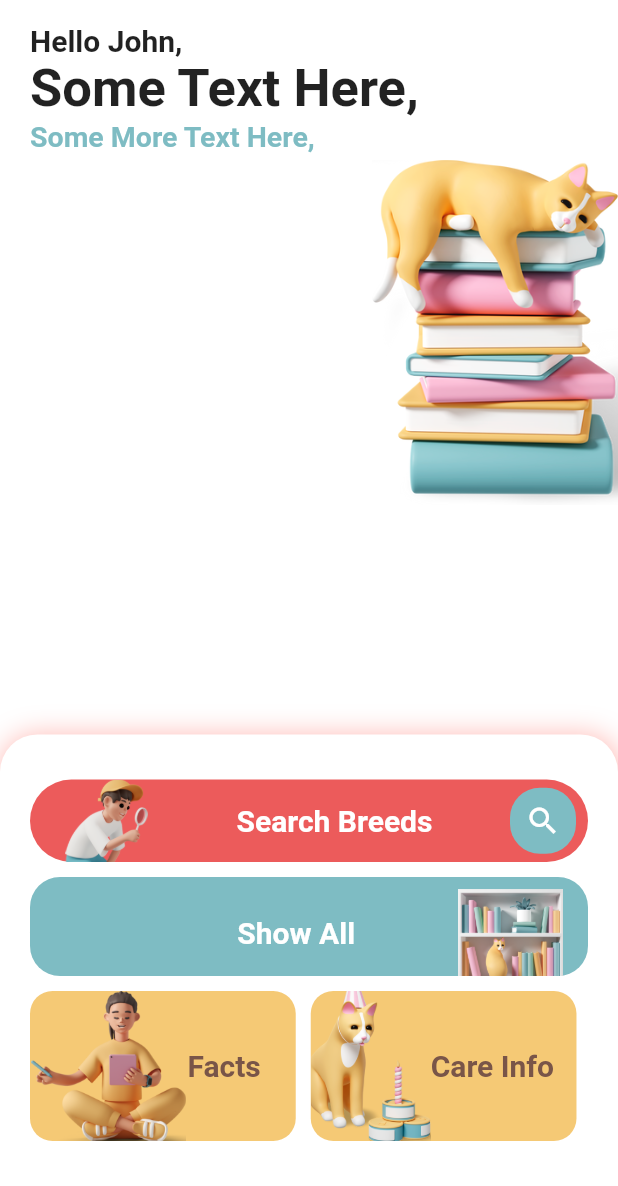
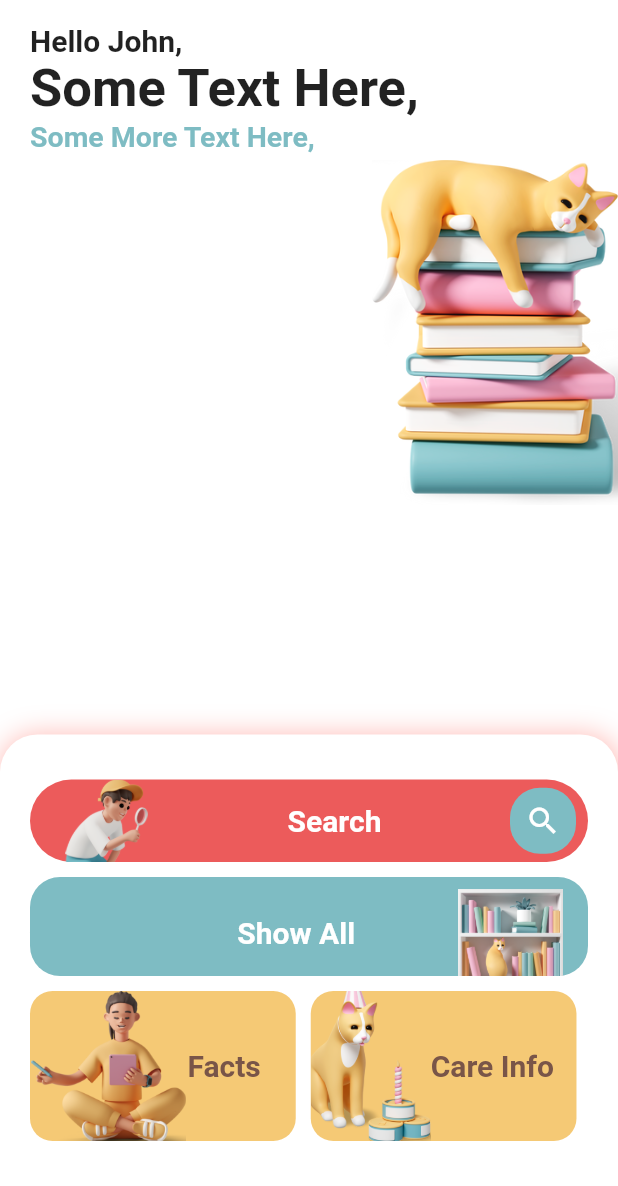
Before and after one commit to arygbm/catpedia_, a Flutter app: the screen it shows after launch, on a phone screen of 412 x 824 dp, the part 50-1236 px from its top. Run offline on Flutter 3.47's test engine with Material 2 defaults, Android fonts, the phone set to English and light mode, and no system bars; missing offline and left inert: dart:ffi.

Commit message:
changed something

```diff
--- a/lib/screens/home.dart
+++ b/lib/screens/home.dart
@@ -112,7 +112,7 @@ class Home extends StatelessWidget {
                           ),
                           Container(
                               child: Text(
-                            'Search Breeds',
+                            'Search',
                             style: TextStyle(
                               fontWeight: FontWeight.bold,
                               fontSize: 20,
```
